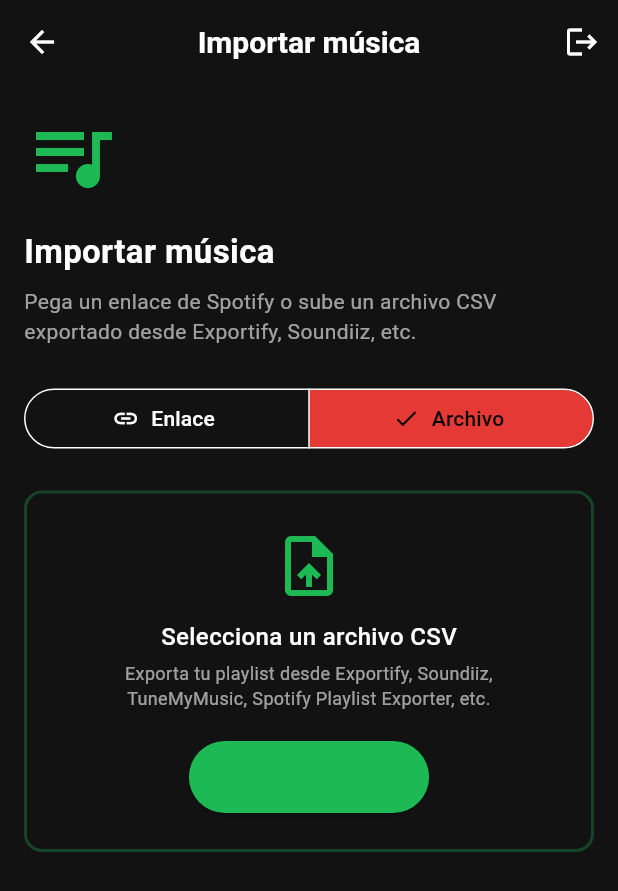
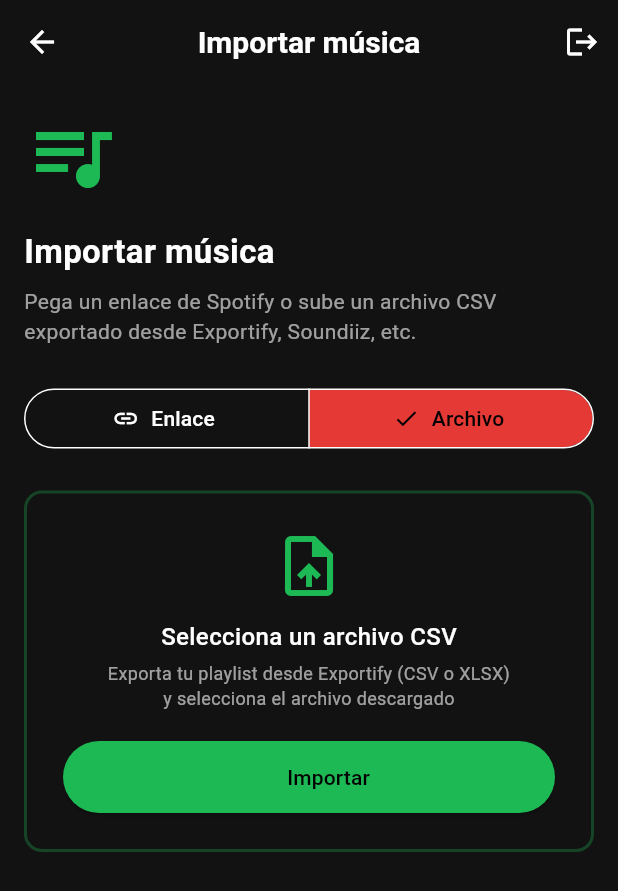
Before and after one commit to JKrlozz/Precarium, a Flutter app: the SpotifyImportScreen screen opened directly, after a tap on "Archivo", on a phone screen of 412 x 824 dp. Shown: the top 891 px of the screen. Run offline on Flutter 3.47's test engine with Material 3 defaults, Android fonts, the light colour scheme and no system bars; our stand-ins replace cached_network_image, just_audio, shared_preferences, sqflite; missing offline and left inert: excel, flutter_web_auth_2, youtube_explode_dart; accounts and stored records are empty.

Commit message:
Botón centrado y texto cambiado a 'Importar'
- Botón ahora ocupa todo el ancho (SizedBox con double.infinity)
- Texto del botón cambiado de 'Elegir archivo' a 'Importar'
- Descripción actualizada: Exportify (CSV o XLSX)
- Corregido error de sintaxis (paréntesis extra)

```diff
--- a/lib/screens/spotify_import_screen.dart
+++ b/lib/screens/spotify_import_screen.dart
@@ -453,12 +453,14 @@ class _SpotifyImportScreenState extends State<SpotifyImportScreen> {
               ),
               const SizedBox(height: 4),
               Text(
-                'Exporta tu playlist desde Exportify, Soundiiz,\nTuneMyMusic, Spotify Playlist Exporter, etc.',
+                'Exporta tu playlist desde Exportify (CSV o XLSX)\ny selecciona el archivo descargado',
                 textAlign: TextAlign.center,
                 style: TextStyle(fontSize: 12, color: theme.colorScheme.onSurface.withValues(alpha: 0.6)),
               ),
               const SizedBox(height: 20),
-              ElevatedButton.icon(
+              SizedBox(
+                width: double.infinity,
+                child: ElevatedButton.icon(
                   onPressed: _isLoading ? null : _pickCsvFile,
                   icon: _isLoading
                       ? const SizedBox(
@@ -466,10 +468,11 @@ class _SpotifyImportScreenState extends State<SpotifyImportScreen> {
                           child: CircularProgressIndicator(strokeWidth: 2, color: Colors.black),
                         )
                       : const Icon(Icons.folder_open),
-                label: Text(_isLoading ? 'Leyendo archivo...' : 'Elegir archivo'),
+                  label: Text(_isLoading ? 'Leyendo archivo...' : 'Importar', style: const TextStyle(color: Colors.black)),
                   style: ElevatedButton.styleFrom(
                     backgroundColor: Theme.of(context).colorScheme.primary,
                     padding: const EdgeInsets.symmetric(horizontal: 24, vertical: 14),
+                  ),
                 ),
               ),
             ],
```
Lines whose indentation alone changed are shown as unchanged.
